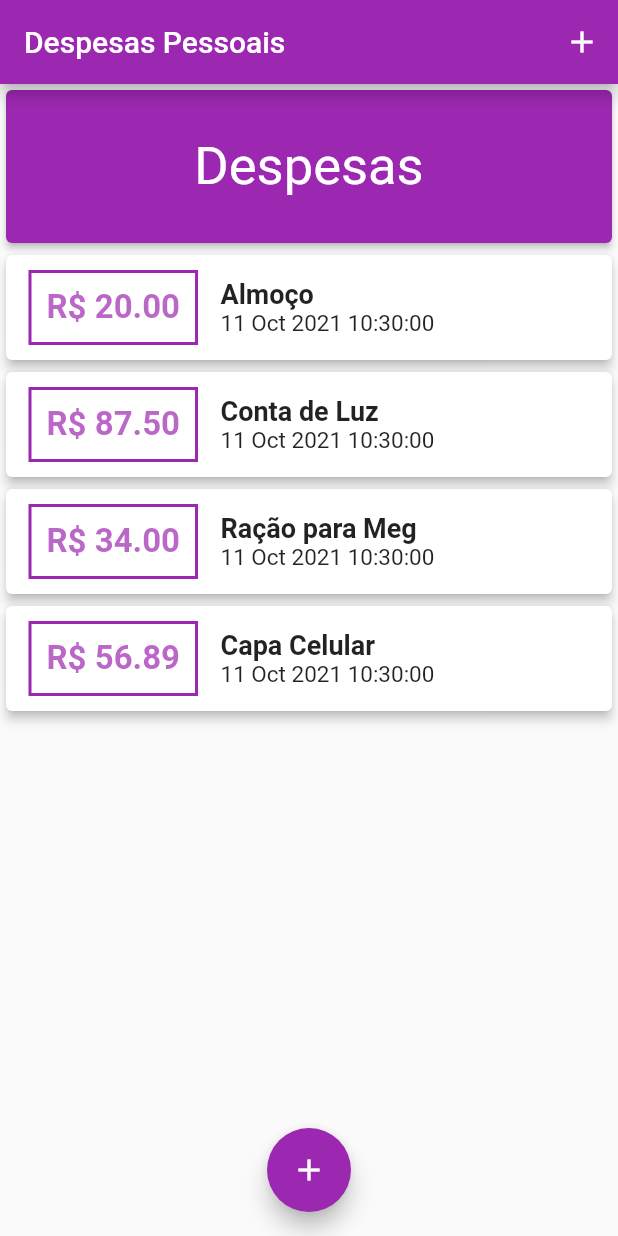
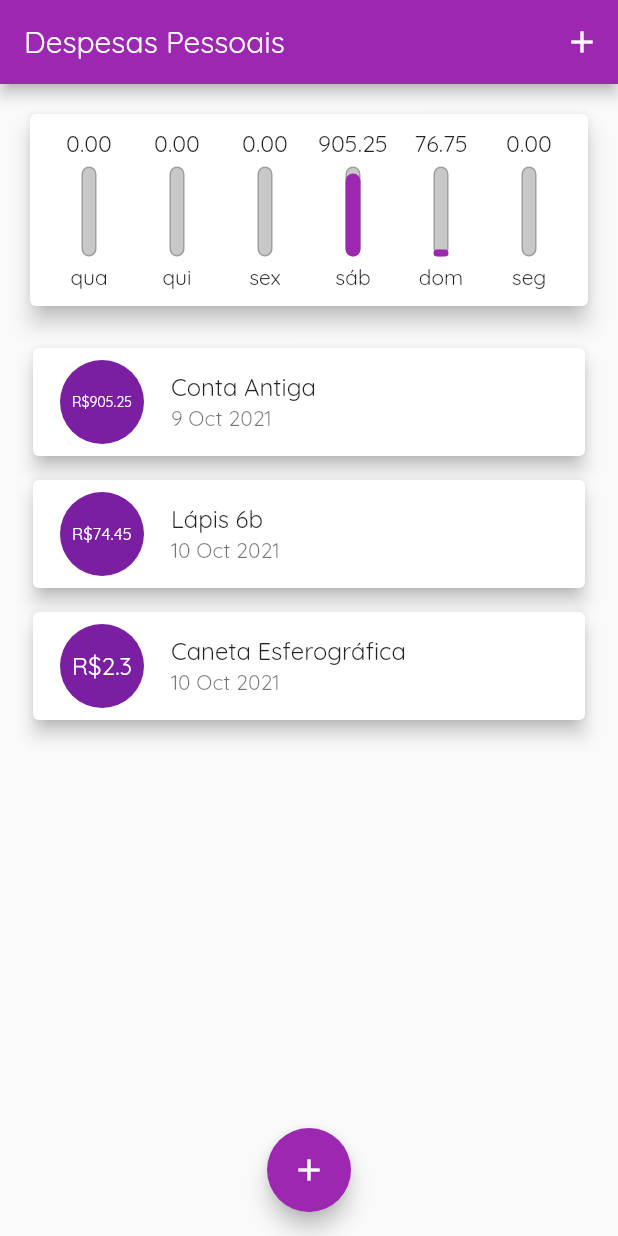
Before and after one commit to wrogerio/Flutter_Despesas_1, a Flutter app: the screen it shows after launch, on a phone screen of 412 x 824 dp. Run offline on Flutter 3.47's test engine with Material 2 defaults, Android fonts, the phone set to English and light mode, and no system bars.

Commit message:
termino da aula 133'

```diff
--- /dev/null
+++ b/lib/components/chart.dart
@@ -0,0 +1,64 @@
+import 'package:despesas_pessoais/components/chart_bar.dart';
+import 'package:despesas_pessoais/models/transaction.dart';
+import 'package:flutter/material.dart';
+import 'package:intl/intl.dart';
+
+class Chart extends StatelessWidget {
+  final List<Transaction> recentTransactions;
+
+  const Chart(this.recentTransactions);
+
+  List<Map<String, Object>> get groupedTransactions {
+    return List.generate(6, (index) {
+      final weekDay = DateTime.now().subtract(Duration(days: index));
+
+      double totalSum = 0.0;
+
+      recentTransactions.forEach((tr) {
+        bool sameDay = tr.date.day == weekDay.day;
+        bool sameMonth = tr.date.month == weekDay.month;
+        bool sameYear = tr.date.year == weekDay.year;
+
+        if (sameDay && sameMonth && sameYear) {
+          totalSum += tr.value;
+        }
+      });
+
+      return {
+        'day': DateFormat(DateFormat.WEEKDAY, 'pt-BR').format(weekDay).substring(0, 3),
+        'value': totalSum,
+      };
+    }).reversed.toList();
+  }
+
+  double get _weekTotalValue {
+    return groupedTransactions.fold(0.0, (sum, tr) {
+      return sum + (tr['value'] as double);
+    });
+  }
+
+  @override
+  Widget build(BuildContext context) {
+    groupedTransactions;
+    return Card(
+      elevation: 6,
+      margin: EdgeInsets.all(20),
+      child: Padding(
+        padding: const EdgeInsets.all(10),
+        child: Row(
+          mainAxisAlignment: MainAxisAlignment.spaceAround,
+          children: groupedTransactions.map((tr) {
+            return Flexible(
+              fit: FlexFit.tight,
+              child: ChartBar(
+                label: tr['day'].toString(),
+                value: (tr['value'] as double),
+                percentage: _weekTotalValue > 0 ? (tr['value'] as double) / _weekTotalValue : 0,
+              ),
+            );
+          }).toList(),
+        ),
+      ),
+    );
+  }
+}
--- /dev/null
+++ b/lib/components/chart_bar.dart
@@ -0,0 +1,57 @@
+// ignore_for_file: unnecessary_string_interpolations, prefer_const_constructors, sized_box_for_whitespace
+
+import 'package:flutter/material.dart';
+
+class ChartBar extends StatelessWidget {
+  final String label;
+  final double value;
+  final double percentage;
+
+  const ChartBar({
+    required this.label,
+    required this.value,
+    required this.percentage,
+  });
+
+  @override
+  Widget build(BuildContext context) {
+    return Column(
+      children: [
+        Container(
+          height: 20,
+          child: FittedBox(
+            child: Text('${value.toStringAsFixed(2)}'),
+          ),
+        ),
+        SizedBox(height: 5),
+        Container(
+          height: 60,
+          width: 10,
+          child: Stack(
+            alignment: Alignment.bottomCenter,
+            children: [
+              Container(
+                decoration: BoxDecoration(
+                  border: Border.all(color: Colors.grey, width: 1.0),
+                  color: Color.fromRGBO(200, 200, 200, 1),
+                  borderRadius: BorderRadius.circular(5),
+                ),
+              ),
+              FractionallySizedBox(
+                heightFactor: percentage,
+                child: Container(
+                  decoration: BoxDecoration(
+                    color: Theme.of(context).primaryColor,
+                    borderRadius: BorderRadius.circular(5),
+                  ),
+                ),
+              ),
+            ],
+          ),
+        ),
+        SizedBox(height: 5),
+        Text(label)
+      ],
+    );
+  }
+}
--- a/lib/components/transaction_list.dart
+++ b/lib/components/transaction_list.dart
@@ -12,49 +12,30 @@ class TransactionList extends StatelessWidget {
   @override
   Widget build(BuildContext context) {
     return Container(
-      child: ListView.builder(
+      child: transactions.isEmpty
+          ? Image.asset('assets/images/waiting.png')
+          : ListView.builder(
               itemCount: transactions.length,
               itemBuilder: (context, index) {
                 final tr = transactions[index];
                 return Card(
-            elevation: 3,
-            child: Row(
-              children: [
-                Container(
-                  margin: EdgeInsets.symmetric(horizontal: 15, vertical: 10),
-                  child: Text(
-                    "R\$ ${tr.value.toStringAsFixed(2)}",
-                    style: TextStyle(
-                      fontSize: 22,
-                      fontWeight: FontWeight.bold,
-                      color: Theme.of(context).primaryColor.withOpacity(0.7),
+                  elevation: 5,
+                  margin: EdgeInsets.symmetric(vertical: 8, horizontal: 22),
+                  child: ListTile(
+                    leading: CircleAvatar(
+                      radius: 30,
+                      child: Padding(
+                        padding: const EdgeInsets.all(10),
+                        child: FittedBox(
+                          child: Text('R\$${tr.value.toString()}'),
                         ),
                       ),
-                  decoration: BoxDecoration(
-                    border: Border.all(
-                      color: Theme.of(context).primaryColor,
-                      width: 2,
                     ),
+                    title: Text(
+                      tr.title,
+                      style: TextStyle(fontFamily: 'Quicksand'),
                     ),
-                  padding: EdgeInsets.all(10),
-                ),
-                Column(
-                  crossAxisAlignment: CrossAxisAlignment.start,
-                  children: [
-                    Text(
-                      tr.title,
-                      style: TextStyle(
-                        fontSize: 18,
-                        fontWeight: FontWeight.bold,
-                      ),
-                    ),
-                    Text(
-                      DateFormat('dd MMM y HH:mm:ss').format(tr.date),
-                      style: TextStyle(fontSize: 15),
-                    )
-                  ],
-                )
-              ],
+                    subtitle: Text(DateFormat('d MMM y').format(tr.date).toString()),
                   ),
                 );
               },
--- a/lib/main.dart
+++ b/lib/main.dart
@@ -1,7 +1,10 @@
 // ignore_for_file: prefer_const_constructors, avoid_unnecessary_containers, sized_box_for_whitespace
 
 import 'dart:math';
+import 'dart:ui';
+import 'package:despesas_pessoais/components/chart.dart';
 import 'package:despesas_pessoais/components/transaction_form.dart';
+import 'package:flutter_localizations/flutter_localizations.dart';
 import 'components/transaction_list.dart';
 import 'package:flutter/material.dart';
 import 'models/transaction.dart';
@@ -15,9 +18,9 @@ class DespesasApp extends StatelessWidget {
   Widget build(BuildContext context) {
     return MaterialApp(
       home: MyHomePage(),
-      theme: ThemeData(
-        primarySwatch: Colors.purple,
-      ),
+      theme: ThemeData(primarySwatch: Colors.purple, fontFamily: 'Quicksand'),
+      supportedLocales: [Locale('pt', 'BR')],
+      localizationsDelegates: const [GlobalMaterialLocalizations.delegate, GlobalWidgetsLocalizations.delegate],
     );
   }
 }
@@ -31,11 +34,16 @@ class MyHomePage extends StatefulWidget {
 
 class _MyHomePageState extends State<MyHomePage> {
   final List<Transaction> _transactions = [
-    Transaction(id: 't1', title: 'Almoço', value: 20, date: DateTime.now()),
-    Transaction(id: 't2', title: 'Conta de Luz', value: 87.5, date: DateTime.now()),
-    Transaction(id: 't3', title: 'Ração para Meg', value: 34, date: DateTime.now()),
-    Transaction(id: 't4', title: 'Capa Celular', value: 56.89, date: DateTime.now()),
+    Transaction(id: 't0', title: 'Conta Antiga', value: 905.25, date: DateTime.now().subtract(Duration(days: 2))),
+    Transaction(id: 't1', title: 'Lápis 6b', value: 74.45, date: DateTime.now().subtract(Duration(days: 1))),
+    Transaction(id: 't1', title: 'Caneta Esferográfica', value: 2.30, date: DateTime.now().subtract(Duration(days: 1))),
   ];
+
+  List<Transaction> get _recentTransactions {
+    return _transactions.where((tr) {
+      return tr.date.isAfter(DateTime.now().subtract(Duration(days: 6)));
+    }).toList();
+  }
 
   _openTransactionFormModal(BuildContext context) {
     showModalBottomSheet(
@@ -65,7 +73,7 @@ class _MyHomePageState extends State<MyHomePage> {
   Widget build(BuildContext context) {
     return Scaffold(
       appBar: AppBar(
-        title: Text('Despesas Pessoais'),
+        title: Text('Despesas Pessoais', style: TextStyle(fontFamily: 'Quicksand')),
         actions: [
           IconButton(
             icon: Icon(Icons.add),
@@ -77,18 +85,7 @@ class _MyHomePageState extends State<MyHomePage> {
         crossAxisAlignment: CrossAxisAlignment.stretch,
         mainAxisAlignment: MainAxisAlignment.spaceBetween,
         children: <Widget>[
-          Container(
-            height: 110,
-            child: Card(
-              color: Theme.of(context).primaryColor,
-              child: Container(
-                padding: EdgeInsets.fromLTRB(15, 25, 15, 25),
-                alignment: Alignment.center,
-                child: Text('Despesas', style: TextStyle(color: Colors.white, fontSize: 35)),
-              ),
-              elevation: 2,
-            ),
-          ),
+          Chart(_recentTransactions),
           Expanded(child: TransactionList(transactions: _transactions)),
         ],
       ),
```
Also changed, not shown: pubspec.yaml (+16 -14 lines), assets/fonts/OpenSans-Bold.ttf (added), assets/fonts/OpenSans-Regular.ttf (added), assets/fonts/Quicksand-Bold.ttf (added), assets/fonts/Quicksand-Light.ttf (added), assets/fonts/Quicksand-Medium.ttf (added), assets/fonts/Quicksand-Regular.ttf (added), assets/images/waiting.png (added), pubspec.lock. Lines whose indentation alone changed are shown as unchanged.
